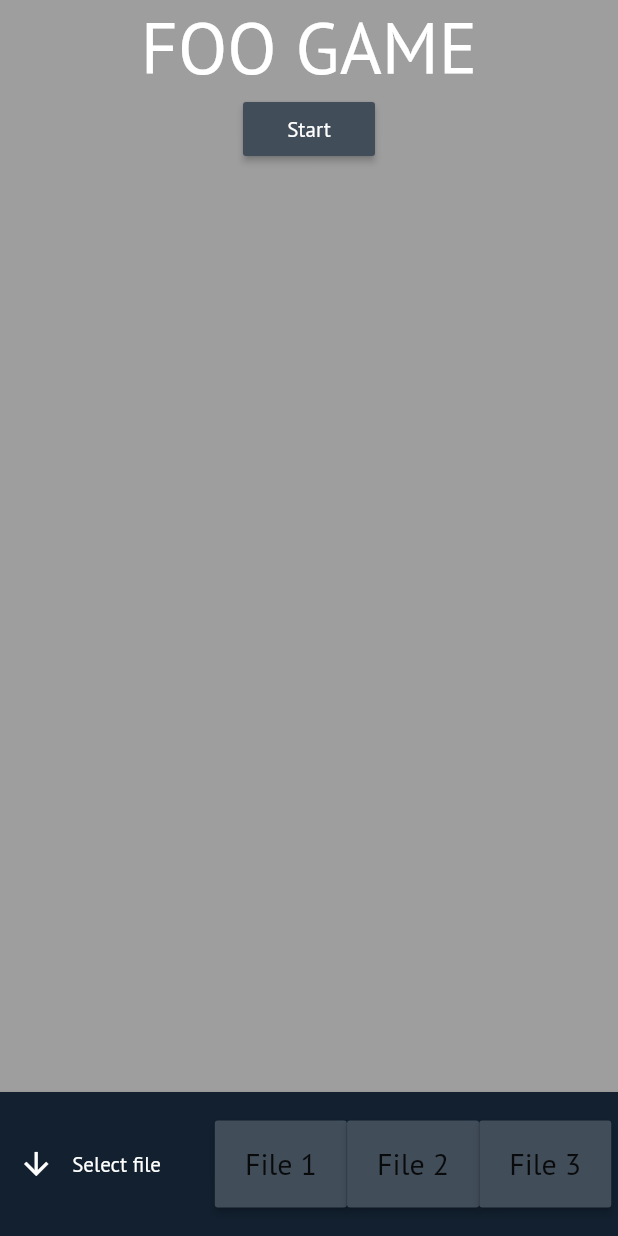
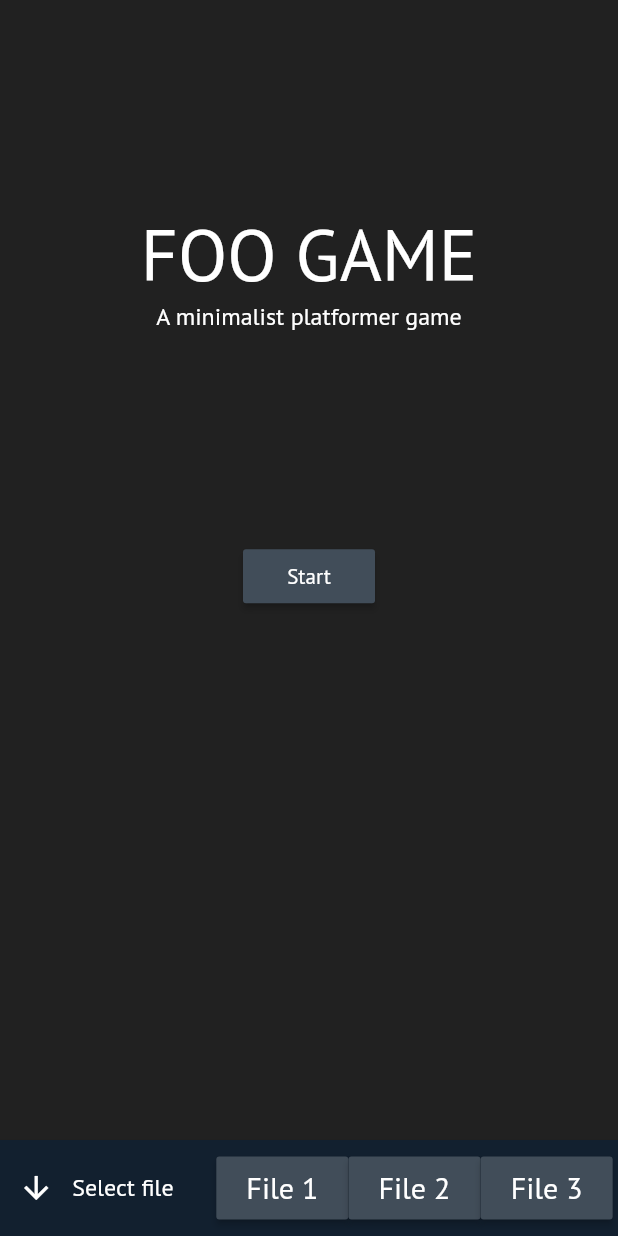
Before and after one commit to gamer-gang/foo-game, a Flutter app: the screen it shows after launch, after a tap on "Start", on a phone screen of 412 x 824 dp. Run offline on Flutter 3.47's test engine with Material 2 defaults, Android fonts, the phone set to English and light mode, and no system bars; our stand-ins replace shared_preferences; missing offline and left inert: flame.

Commit message:
no box2d

```diff
--- a/lib/home.dart
+++ b/lib/home.dart
@@ -11,54 +11,87 @@ class HomePage extends StatefulWidget {
 }
 
 class _HomePageState extends State<HomePage> {
+  static bool bottomSheetVisible = false;
+
   @override
   Widget build(BuildContext context) {
     return Scaffold(
       body: Container(
-        color: Colors.grey,
+        color: Colors.grey.shade900,
         child: Center(
           child: Column(children: <Widget>[
+            Spacer(),
             Text(
               "FOO GAME",
-              style: TextStyle(fontSize: 48, color: Colors.white),
+              style: TextStyle(fontSize: 48),
             ),
+            Text(
+              "A minimalist platformer game",
+              style: TextStyle(fontSize: 16),
+            ),
+            Spacer(),
             RaisedButton(
-              child: Text(
-                "Start",
-                style: TextStyle(color: Colors.white),
-              ),
-              onPressed: () => showBottomSheet(
+              child: Text("Start"),
+              onPressed: () {
+                if (!bottomSheetVisible) {
+                  bottomSheetVisible = true;
+                  showBottomSheet(
                     elevation: 2,
                     context: context,
-                builder: (context) => Container(
-                  height: 96,
+                    builder: (context) => FileSelector(),
+                  );
+                }
+              },
+            ),
+            Spacer(flex: 3),
+          ]),
+        ),
+      ),
+    );
+  }
+}
+
+class FileSelector extends StatelessWidget {
+  const FileSelector({Key key}) : super(key: key);
+
+  final double buttonPadding = 8;
+
+  @override
+  Widget build(BuildContext context) {
+    return Container(
+      height: 64,
       color: darkBlue,
       child: Align(
         alignment: Alignment.centerLeft,
         child: Row(children: <Widget>[
           Spacer(flex: 1),
           IconButton(
-                        onPressed: () => Navigator.pop(context),
+            onPressed: () {
+              _HomePageState.bottomSheetVisible = false;
+              Navigator.pop(context);
+            },
             icon: Icon(Icons.arrow_downward),
             color: Colors.white,
           ),
           Text(
             "Select file",
-                        style: TextStyle(color: Colors.white),
+            style: TextStyle(fontSize: 16),
           ),
           Spacer(flex: 256),
           RaisedButton(
-                        padding: EdgeInsets.all(16),
+            padding: EdgeInsets.all(buttonPadding),
             child: Text(
               "File 1",
               style: TextStyle(fontSize: 20),
             ),
-                        onPressed: () => Navigator.of(context)
-                            .push(PageRouteBuilder(pageBuilder: (context, anim1, anim2) => GamePage(), transitionsBuilder: pageTransition)),
+            onPressed: () => Navigator.of(context).push(PageRouteBuilder(
+              pageBuilder: (context, anim1, anim2) => GameOverlay(),
+              transitionsBuilder: pageTransition,
+            )),
           ),
           Spacer(flex: 1),
           RaisedButton(
-                        padding: EdgeInsets.all(16),
+            padding: EdgeInsets.all(buttonPadding),
             child: Text(
               "File 2",
               style: TextStyle(fontSize: 20),
@@ -67,7 +100,7 @@ class _HomePageState extends State<HomePage> {
           ),
           Spacer(flex: 1),
           RaisedButton(
-                        padding: EdgeInsets.all(16),
+            padding: EdgeInsets.all(buttonPadding),
             child: Text(
               "File 3",
               style: TextStyle(fontSize: 20),
@@ -77,12 +110,6 @@ class _HomePageState extends State<HomePage> {
           Spacer(flex: 32),
         ]),
       ),
-                ),
-              ),
-            )
-          ]),
-        ),
-      ),
     );
   }
 }
--- a/lib/main.dart
+++ b/lib/main.dart
@@ -13,7 +13,7 @@ Main hierarchy:
 
 void main => StatefulWidget MainApp => [
   StatefulWidget HomePage ||
-  StatelessWidget Game ||
+  StatelessWidget GamePage ||
   StatefulWidget SettingsPage
 ]
 */
@@ -37,7 +37,14 @@ class _MainAppState extends State<MainApp> {
           accentColor: Colors.orangeAccent,
           primaryColor: darkBlue,
           fontFamily: "PTSans",
-          buttonTheme: ButtonThemeData(buttonColor: darkBlueAccent, textTheme: ButtonTextTheme.normal)),
+          brightness: Brightness.dark,
+          textTheme: TextTheme(
+
+          ),
+          buttonTheme: ButtonThemeData(
+            buttonColor: darkBlueAccent,
+            textTheme: ButtonTextTheme.normal,
+          )),
       home: Scaffold(body: HomePage()),
     );
   }
--- a/pubspec.yaml
+++ b/pubspec.yaml
@@ -13,7 +13,6 @@ dependencies:
   # Use with the CupertinoIcons class for iOS style icons.
   cupertino_icons: ^0.1.2
 
-  box2d_flame: ^0.4.5
   flame: ^0.18.1
   shared_preferences: ^0.5.6+2
   json_annotation: ^3.0.1
```
Also changed, not shown: lib/box.dart (deleted, +0 -19 lines), lib/components/background.dart (added, +44 -0 lines), lib/components/ground.dart (added, +28 -0 lines), lib/components/object.dart (added, +29 -0 lines), lib/game.dart (+23 -38 lines), lib/overlay.dart (+7 -5 lines), pubspec.lock. Lines whose indentation alone changed are shown as unchanged.
